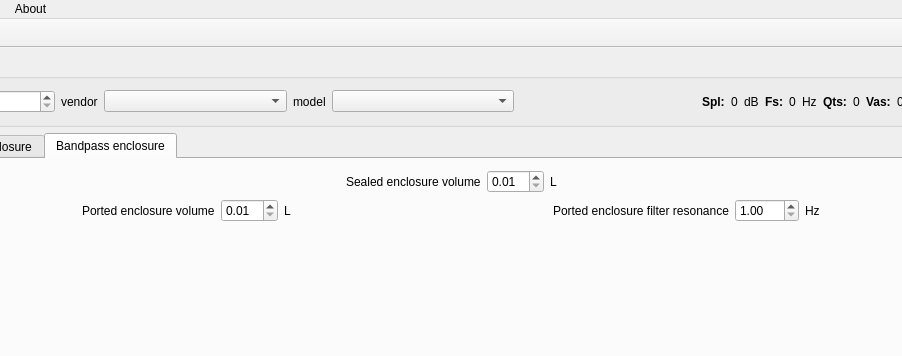
This is mainwindow.ui in be1/qspeakers as Qt 5 draws it before an edit; both pictures show x 199 to 1101 and y 0 to 356 of the 1300 by 720 pixel window. The edited form follows.
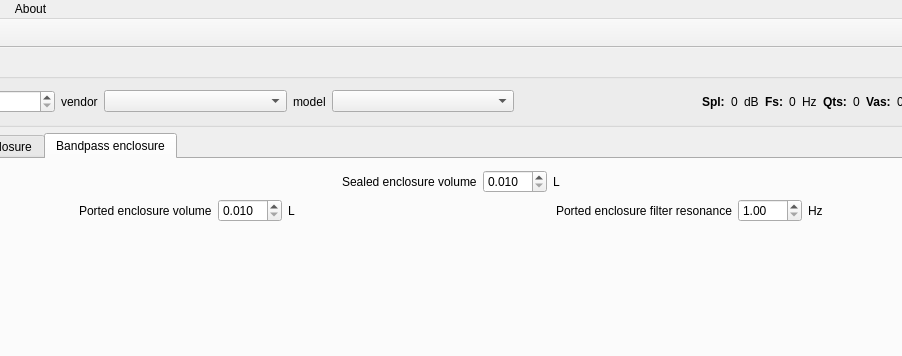
This is the edited form. The open tabs and pages were chosen to show the change. Icons and pictures are not drawn.

Commit message: Set Volume decimals to 3 in UI.

The edit to the form file:
```diff
--- a/mainwindow.ui
+++ b/mainwindow.ui
@@ -666,6 +666,9 @@
             </item>
             <item>
              <widget class="QDoubleSpinBox" name="bandPassSealedVolumeDoubleSpinBox">
+              <property name="decimals">
+               <number>3</number>
+              </property>
               <property name="minimum">
                <double>0.010000000000000</double>
               </property>
@@ -720,6 +723,9 @@
             </item>
             <item>
              <widget class="QDoubleSpinBox" name="bandPassPortedVolumeDoubleSpinBox">
+              <property name="decimals">
+               <number>3</number>
+              </property>
               <property name="minimum">
                <double>0.010000000000000</double>
               </property>
```
Left out of the diff: 6 changed lines with no effect on the pictures.
